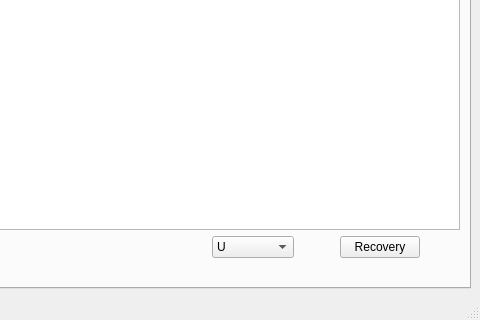
KenNN99/QT_Backup, file mainwindow.ui: the form before one commit; both pictures show x 320 to 800 and y 280 to 600 of the 800 by 600 pixel window.
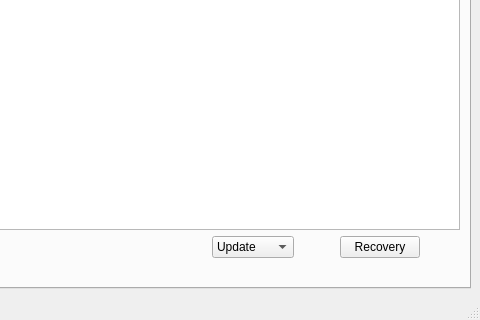
The form after the commit.

```diff
--- a/mainwindow.ui
+++ b/mainwindow.ui
@@ -222,7 +222,7 @@
            <widget class="QComboBox" name="comboBox_2">
             <item>
              <property name="text">
-              <string>U</string>
+              <string>Update</string>
              </property>
             </item>
             <item>
```
